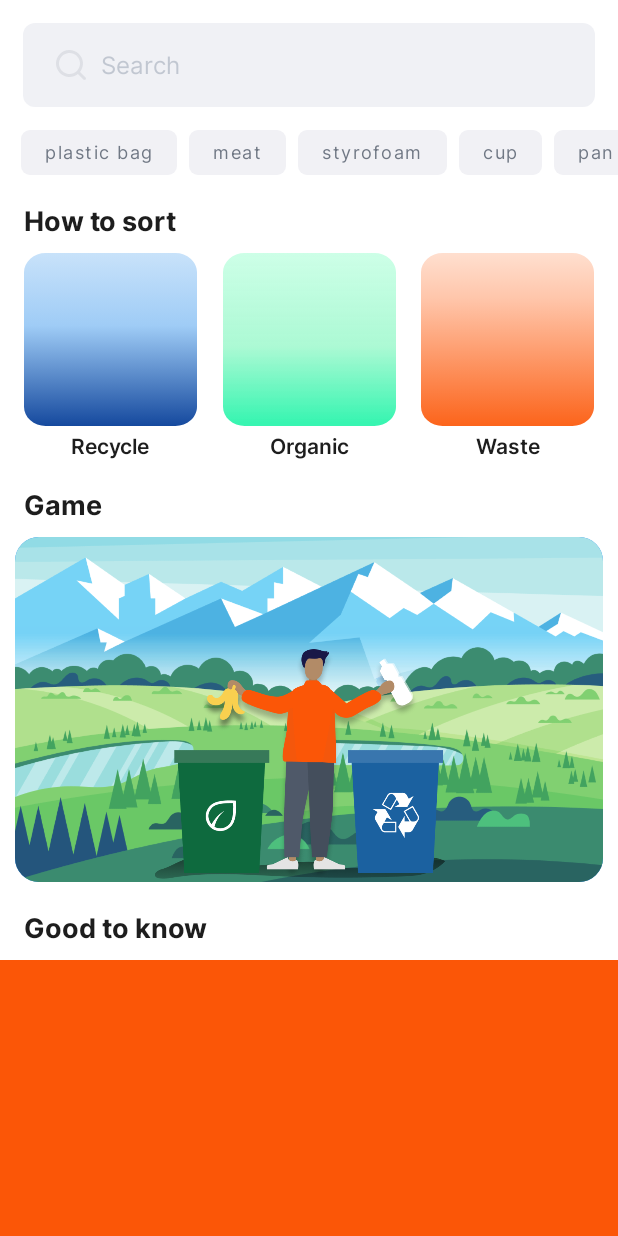
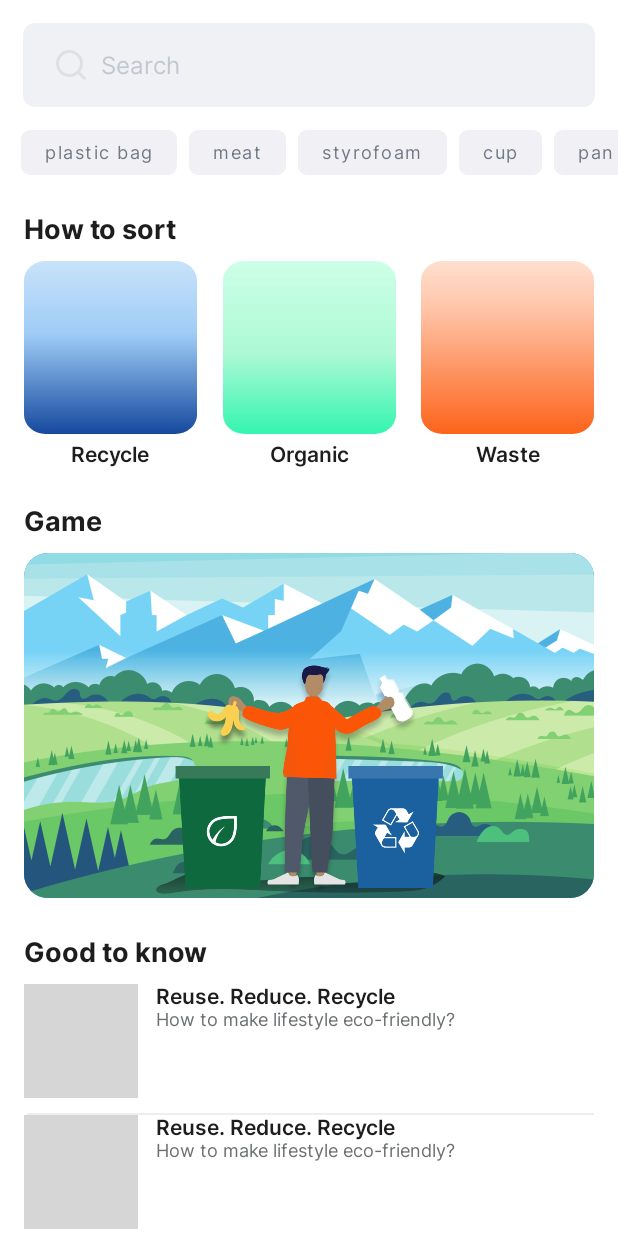
Before and after one commit to Ninise/BinitAndroid, an Android app built with Jetpack Compose: the screen it shows after launch (MainActivity), on a phone screen of 412 x 824 dp. Run offline under Robolectric (Android 15) with nearby library versions, the phone set to English and light mode, and no system bars; our stand-ins replace AdMob, Dagger/Hilt's generated code, Firebase (no records; nobody signed in at launch, a user with empty details on screens opened directly); pictures from the network do not load; 2 statements that could not run were skipped; grey boxes are pictures that could not be loaded.

Commit message:
Redesign main screen, added mock for articles section

```diff
--- a/app/src/main/java/com/ndteam/wasteandroidapp/api/WasteAPI.kt
+++ b/app/src/main/java/com/ndteam/wasteandroidapp/api/WasteAPI.kt
@@ -10,6 +10,7 @@ import com.ndteam.wasteandroidapp.api.WasteAPIKeys.ICON
 import com.ndteam.wasteandroidapp.api.WasteAPIKeys.NAME
 import com.ndteam.wasteandroidapp.api.WasteAPIKeys.WAY_TO_RECYCLER
 import com.ndteam.wasteandroidapp.api.WasteAPIKeys.TYPE
+import com.ndteam.wasteandroidapp.models.Article
 import kotlinx.coroutines.tasks.await
 
 
@@ -74,4 +75,24 @@ object WasteApi {
             return items
         }
 
+    suspend fun getArticles() : ArrayList<Article> {
+        return arrayListOf(
+            Article(
+                image = "https://www.sciencenews.org/wp-content/uploads/2021/01/013021_plastics_feat-1440x700.jpg",
+                title = "Reuse. Reduce. Recycle",
+                shortDesc = "How to make lifestyle eco-friendly?",
+                content = "How to make lifestyle eco-friendly?, \"How to make lifestyle eco-friendly?\", \"How to make lifestyle eco-friendly?\", \"How to make lifestyle eco-friendly?\""),
+            Article(
+                image = "https://www.sciencenews.org/wp-content/uploads/2021/01/013021_plastics_feat-1440x700.jpg",
+                title = "Reuse. Reduce. Recycle",
+                shortDesc = "How to make lifestyle eco-friendly?",
+                content = "How to make lifestyle eco-friendly?, \"How to make lifestyle eco-friendly?\", \"How to make lifestyle eco-friendly?\", \"How to make lifestyle eco-friendly?\""),
+            Article(
+                image = "https://www.sciencenews.org/wp-content/uploads/2021/01/013021_plastics_feat-1440x700.jpg",
+                title = "Reuse. Reduce. Recycle",
+                shortDesc = "How to make lifestyle eco-friendly?",
+                content = "How to make lifestyle eco-friendly?, \"How to make lifestyle eco-friendly?\", \"How to make lifestyle eco-friendly?\", \"How to make lifestyle eco-friendly?\""),
+        )
+    }
+
 }
--- /dev/null
+++ b/app/src/main/java/com/ndteam/wasteandroidapp/models/Article.kt
@@ -0,0 +1,8 @@
+package com.ndteam.wasteandroidapp.models
+
+data class Article(
+    val image: String,
+    val title: String,
+    val shortDesc: String,
+    val content: String
+)
--- /dev/null
+++ b/app/src/main/java/com/ndteam/wasteandroidapp/models/states/ArticleItemState.kt
@@ -0,0 +1,9 @@
+package com.ndteam.wasteandroidapp.models.states
+
+import com.ndteam.wasteandroidapp.models.Article
+
+class ArticleItemState(
+    val articlesList: List<Article>? = null,
+    val isLoading: Boolean = false,
+    val error: String? = null
+)
--- a/app/src/main/java/com/ndteam/wasteandroidapp/repository/WasteRepository.kt
+++ b/app/src/main/java/com/ndteam/wasteandroidapp/repository/WasteRepository.kt
@@ -1,5 +1,6 @@
 package com.ndteam.wasteandroidapp.repository
 
+import com.ndteam.wasteandroidapp.models.Article
 import com.ndteam.wasteandroidapp.models.GarbageCategory
 import com.ndteam.wasteandroidapp.models.GarbageItem
 import com.ndteam.wasteandroidapp.utils.Resource
@@ -11,4 +12,6 @@ interface WasteRepository {
     suspend fun getGarbageCategories(): Resource<List<GarbageCategory>>
 
     suspend fun searchGarbage(query: String): Resource<List<GarbageItem>>
+
+    suspend fun getArticles(): Resource<List<Article>>
 }
--- a/app/src/main/java/com/ndteam/wasteandroidapp/repository/WasteRepositoryImpl.kt
+++ b/app/src/main/java/com/ndteam/wasteandroidapp/repository/WasteRepositoryImpl.kt
@@ -2,6 +2,7 @@ package com.ndteam.wasteandroidapp.repository
 
 import com.ndteam.wasteandroidapp.R
 import com.ndteam.wasteandroidapp.api.WasteApi
+import com.ndteam.wasteandroidapp.models.Article
 import com.ndteam.wasteandroidapp.models.GarbageCategory
 import com.ndteam.wasteandroidapp.models.GarbageItem
 import com.ndteam.wasteandroidapp.models.RecycleType
@@ -102,4 +103,17 @@ class WasteRepositoryImpl @Inject constructor(
             )
         }
     }
+
+    override suspend fun getArticles(): Resource<List<Article>> {
+        return try {
+            Resource.Success(
+                data = api.getArticles()
+            )
+        } catch (e: Exception) {
+            e.printStackTrace()
+            Resource.Error(
+                "Failed to get the data from the server", null
+            )
+        }
+    }
 }
--- a/app/src/main/java/com/ndteam/wasteandroidapp/ui/theme/Color.kt
+++ b/app/src/main/java/com/ndteam/wasteandroidapp/ui/theme/Color.kt
@@ -9,6 +9,7 @@ val Teal200 = Color(0xFF03DAC5)
 
 val TitleText = Color(0xFF1D1D1D)
 val BodyText = Color(0xCD4F5969)
+val SubTitleText = Color(0xFF6C7072)
 val HintText = Color(0x4F596980)
 val cursorText = Color(0xFFFB5607)
 
--- a/app/src/main/java/com/ndteam/wasteandroidapp/view/main/MainViewModel.kt
+++ b/app/src/main/java/com/ndteam/wasteandroidapp/view/main/MainViewModel.kt
@@ -18,6 +18,7 @@ import com.ndteam.wasteandroidapp.base.BaseViewModel
 import com.ndteam.wasteandroidapp.models.GarbageCategory
 import com.ndteam.wasteandroidapp.models.GarbageItem
 import com.ndteam.wasteandroidapp.models.RecycleType
+import com.ndteam.wasteandroidapp.models.states.ArticleItemState
 import com.ndteam.wasteandroidapp.models.states.GarbageItemState
 import com.ndteam.wasteandroidapp.models.states.GarbageState
 import com.ndteam.wasteandroidapp.models.states.SuggestionState
@@ -41,41 +42,18 @@ class MainViewModel @Inject constructor(
     private val _garbageItemState = mutableStateOf(GarbageItemState())
     val garbageItemState: State<GarbageItemState> = _garbageItemState
 
+    private val _articlesItemsState = mutableStateOf(ArticleItemState())
+    val articleItemState: State<ArticleItemState> = _articlesItemsState
+
     lateinit var adLoader: AdLoader
 
     val ads: ArrayList<NativeAd> = arrayListOf()
-
-//    init {
-//        WasteApi.addGarbageElement( GarbageItem(
-//            icon = "https://www.daysoftheyear.com/wp-content/uploads/banana-day1-scaled.jpg",
-//            name = "Banana",
-//            wayToRecycler = "Put it in organic bin",
-//            type = RecycleType.ORGANIC
-//        )
-//        )
-//
-//        WasteApi.addGarbageElement( GarbageItem(
-//            icon = "https://i2-prod.mirror.co.uk/incoming/article29311198.ece/ALTERNATES/s1200/0_Wales-Daily-Life-2022.jpg",
-//            name = "Plastic bottle",
-//            wayToRecycler = "Put it in recycler bin",
-//            type = RecycleType.RECYCLE
-//        )
-//        )
-//
-//        WasteApi.addGarbageElement(
-//            GarbageItem(
-//                icon = "https://facts.net/wp-content/uploads/2022/06/different-types-of-meat.jpg",
-//                name = "Meat",
-//                wayToRecycler = "Put it in garbage bin",
-//                type = RecycleType.GARBAGE
-//            )
-//        )
-//    }
 
     fun downloadData() {
         getSearchSuggestions()
         getGarbageCategories()
         downloadAds()
+        downloadArticles()
     }
 
     fun getGarbageCategoryByType(type: RecycleType) : GarbageCategory {
@@ -183,4 +161,19 @@ class MainViewModel @Inject constructor(
 
         adLoader.loadAds(AdRequest.Builder().build(), 3)
     }
+
+    private fun downloadArticles() {
+        viewModelScope.launch {
+
+            _articlesItemsState.value = ArticleItemState(isLoading = true)
+
+            val result = repository.getArticles()
+
+            _articlesItemsState.value = ArticleItemState(
+                articlesList = result.data,
+                isLoading = false,
+                error = result.message
+            )
+        }
+    }
 }
--- a/app/src/main/java/com/ndteam/wasteandroidapp/view/main/screens/main/MainScreen.kt
+++ b/app/src/main/java/com/ndteam/wasteandroidapp/view/main/screens/main/MainScreen.kt
@@ -2,9 +2,11 @@ package com.ndteam.wasteandroidapp.view.main.screens.main
 
 import androidx.compose.foundation.*
 import androidx.compose.foundation.layout.*
+import androidx.compose.foundation.lazy.LazyColumn
 import androidx.compose.foundation.lazy.LazyRow
 import androidx.compose.foundation.lazy.items
 import androidx.compose.foundation.shape.RoundedCornerShape
+import androidx.compose.material.Divider
 import androidx.compose.material.Icon
 import androidx.compose.material.Text
 import androidx.compose.runtime.Composable
@@ -28,8 +30,11 @@ import androidx.compose.ui.unit.sp
 import androidx.hilt.navigation.compose.hiltViewModel
 import androidx.lifecycle.viewmodel.compose.viewModel
 import androidx.navigation.NavController
+import coil.compose.AsyncImage
 import com.ndteam.wasteandroidapp.R
+import com.ndteam.wasteandroidapp.models.Article
 import com.ndteam.wasteandroidapp.models.GarbageCategory
+import com.ndteam.wasteandroidapp.models.RecycleType
 import com.ndteam.wasteandroidapp.ui.theme.*
 import com.ndteam.wasteandroidapp.utils.Const
 import com.ndteam.wasteandroidapp.utils.Utils
@@ -42,11 +47,25 @@ import com.ndteam.wasteandroidapp.view.main.screens.search.SearchView
 @Composable
 fun MainScreen(navController: NavController, viewModel: MainViewModel) {
 
+
+
+    val searchSuggestions = viewModel.suggestionState.value.suggestions ?: listOf()
+
+    val garbageCategories = viewModel.garbageState.value.garbageList ?: listOf()
+
+    val articles = viewModel.articleItemState.value.articlesList ?: listOf()
+
+    MainScreenContent(searchSuggestions, garbageCategories, articles,
+        navigate = { destination ->
+            navController.navigate(destination)
+        }
+    )
+}
+
+@Composable
+fun MainScreenContent(searchSuggestions: List<String>, garbageCategories: List<GarbageCategory>, articles: List<Article>, navigate: (String) -> Unit) {
+
     val textState = remember { mutableStateOf(TextFieldValue("")) }
-
-    val searchSuggestions = viewModel.suggestionState.value.suggestions
-
-    val garbageCategories = viewModel.garbageState.value.garbageList
 
     Column(modifier = Modifier
         .fillMaxSize()
@@ -54,38 +73,21 @@ fun MainScreen(navController: NavController, viewModel: MainViewModel) {
         .background(Color.White)
         .verticalScroll(state = rememberScrollState(), enabled = true)) {
         SearchView(state = textState, isMockView = true, click = {
-            navController.navigate(MainScreens.SearchMainScreen.withArgs(Const.SEARCH_QUERY_DEFAULT))
+            navigate(MainScreens.SearchMainScreen.withArgs(Const.SEARCH_QUERY_DEFAULT))
         }, onTextChange = {
 
         })
 
-        searchSuggestions?.let {
-            LazyRow(modifier = Modifier.padding(start = 10.dp)) {
-                items(searchSuggestions) {
-                    SearchChip(text = it, onItemClick = { text ->
-                        navController.navigate(MainScreens.SearchMainScreen.withArgs(text))
-                    })
+        LazyRow(modifier = Modifier.padding(start = 10.dp)) {
+            items(searchSuggestions) {
+                SearchChip(text = it, onItemClick = { text ->
+                    navigate(MainScreens.SearchMainScreen.withArgs(text))
+                })
 
-                }
             }
         }
 
         TextTitleMain(title = stringResource(R.string.main_title_how_to_sort))
-
-//        LazyRow (modifier = Modifier
-//            .padding(start = 0.dp)) {
-//
-//            item {
-//                Spacer(modifier = Modifier.width(15.dp))
-//            }
-//
-//            items(garbageCategories!!) {category ->
-//                GarbageTypeCard(category) {
-//                    navController.navigate(MainScreens.GarbageDetailsScreen.withArgs(category.type.name))
-//                }
-//            }
-//
-//        }
 
         Row (
             modifier = Modifier
@@ -93,22 +95,22 @@ fun MainScreen(navController: NavController, viewModel: MainViewModel) {
                 .fillMaxWidth()
                 .padding(horizontal = 16.dp),
             horizontalArrangement = Arrangement.SpaceBetween) {
-            val recycle = garbageCategories!![0]
+            val recycle = garbageCategories[0]
             val organic = garbageCategories[1]
             val waste = garbageCategories[2]
 
             GarbageTypeCard(recycle) {
-                navController.navigate(MainScreens.GarbageDetailsScreen.withArgs(recycle.type.name))
+                navigate(MainScreens.GarbageDetailsScreen.withArgs(recycle.type.name))
             }
 
 
             GarbageTypeCard(organic) {
-                navController.navigate(MainScreens.GarbageDetailsScreen.withArgs(organic.type.name))
+                navigate(MainScreens.GarbageDetailsScreen.withArgs(organic.type.name))
             }
 
 
             GarbageTypeCard(waste) {
-                navController.navigate(MainScreens.GarbageDetailsScreen.withArgs(waste.type.name))
+                navigate(MainScreens.GarbageDetailsScreen.withArgs(waste.type.name))
             }
         }
 
@@ -117,10 +119,10 @@ fun MainScreen(navController: NavController, viewModel: MainViewModel) {
         Box(modifier = Modifier
             .fillMaxWidth()
             .height(230.dp)
-            .padding(horizontal = 10.dp)
+            .padding(horizontal = 16.dp)
             .background(color = MainBlue, shape = RoundedCornerShape(16.dp))
             .clickable {
-                navController.navigate(MainScreens.GameMainScreen.route)
+                navigate(MainScreens.GameMainScreen.route)
             }
         ) {
             Image(
@@ -136,11 +138,41 @@ fun MainScreen(navController: NavController, viewModel: MainViewModel) {
 
         TextTitleMain(title = stringResource(R.string.main_title_good_to_know))
 
-        Box(modifier = Modifier
-            .fillMaxWidth()
-            .height(300.dp)
-            .background(color = MainOrange)
-            .padding(horizontal = 10.dp))
+        articles.forEach { article ->
+            Row (modifier = Modifier.padding(start = 16.dp, end = 16.dp, bottom = 10.dp)) {
+                AsyncImage(
+                    model = article.image,
+                    contentDescription = "Article icon",
+                    contentScale = ContentScale.Crop,
+                    modifier = Modifier
+                        .size(76.dp, height = 76.dp)
+                        .clip(RoundedCornerShape(10.dp))
+                )
+
+                Column (modifier = Modifier.padding(horizontal = 12.dp)) {
+                    Text(
+                        text = article.title,
+                        color = TitleText,
+                        fontFamily = Inter,
+                        fontWeight = FontWeight.SemiBold,
+                        fontSize = 14.sp
+                    )
+
+                    Text(
+                        text = article.shortDesc,
+                        color = SubTitleText,
+                        fontFamily = Inter,
+                        fontWeight = FontWeight.Normal,
+                        fontSize = 12.sp,
+                        maxLines = 2
+                    )
+                }
+            }
+
+            Divider(startIndent = 2.dp, thickness = 1.dp, color = DividerColor, modifier = Modifier.padding(horizontal = 16.dp))
+        }
+
+
 
     }
 }
@@ -153,7 +185,7 @@ fun TextTitleMain(title: String) {
         fontFamily = Inter,
         fontWeight = FontWeight.Bold,
         fontSize = 18.sp,
-        modifier = Modifier.padding(start = 16.dp, top = 20.dp, bottom = 10.dp)
+        modifier = Modifier.padding(start = 16.dp, top = 25.dp, bottom = 10.dp)
     )
 }
 
@@ -240,5 +272,26 @@ fun GarbageTypeCard(item: GarbageCategory, onItemClick: (GarbageCategory) -> Uni
 @Preview
 @Composable
 fun MainPreview() {
-    MainScreen(navController = NavController(LocalContext.current), viewModel = hiltViewModel())
+    MainScreenContent(
+        searchSuggestions = listOf("meat", "cup", "banana"),
+        garbageCategories = listOf(GarbageCategory("Recycle", 0, RecycleType.GARBAGE, "", ""), GarbageCategory("Organic", 0, RecycleType.ORGANIC, "", ""), GarbageCategory("Waste", 0, RecycleType.GARBAGE, "", "")),
+        articles = listOf(Article(
+            image = "https://www.sciencenews.org/wp-content/uploads/2021/01/013021_plastics_feat-1440x700.jpg",
+            title = "Reuse. Reduce. Recycle",
+            shortDesc = "How to make lifestyle eco-friendly?",
+            content = "How to make lifestyle eco-friendly?, \"How to make lifestyle eco-friendly?\", \"How to make lifestyle eco-friendly?\", \"How to make lifestyle eco-friendly?\""),
+            Article(
+                image = "https://www.sciencenews.org/wp-content/uploads/2021/01/013021_plastics_feat-1440x700.jpg",
+                title = "Reuse. Reduce. Recycle",
+                shortDesc = "How to make lifestyle eco-friendly?",
+                content = "How to make lifestyle eco-friendly?, \"How to make lifestyle eco-friendly?\", \"How to make lifestyle eco-friendly?\", \"How to make lifestyle eco-friendly?\""),
+            Article(
+                image = "https://www.sciencenews.org/wp-content/uploads/2021/01/013021_plastics_feat-1440x700.jpg",
+                title = "Reuse. Reduce. Recycle",
+                shortDesc = "How to make lifestyle eco-friendly?",
+                content = "How to make lifestyle eco-friendly?, \"How to make lifestyle eco-friendly?\", \"How to make lifestyle eco-friendly?\", \"How to make lifestyle eco-friendly?\""),),
+        navigate = {
+
+        }
+    )
 }
```
